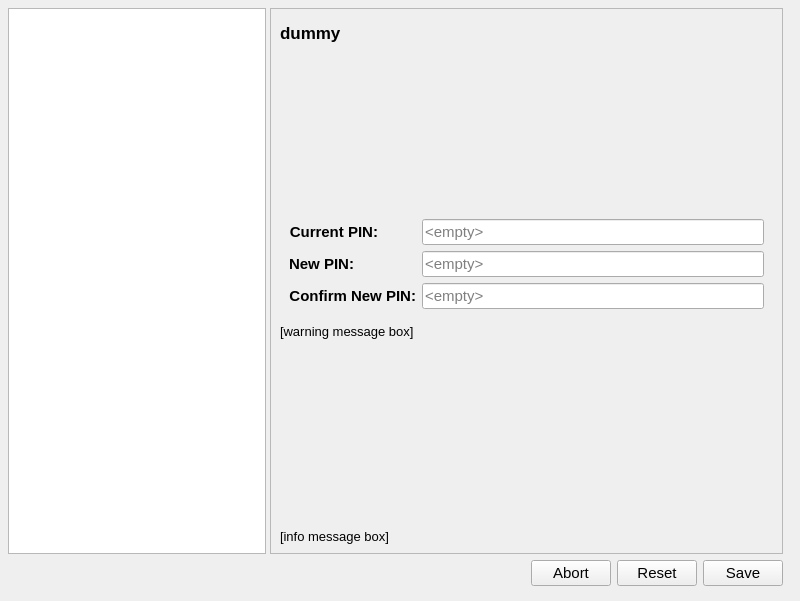
Before: the Qt Designer form nitrokeyapp/ui/settings_tab.ui in Nitrokey/nitrokey-app2, drawn with Qt 5.
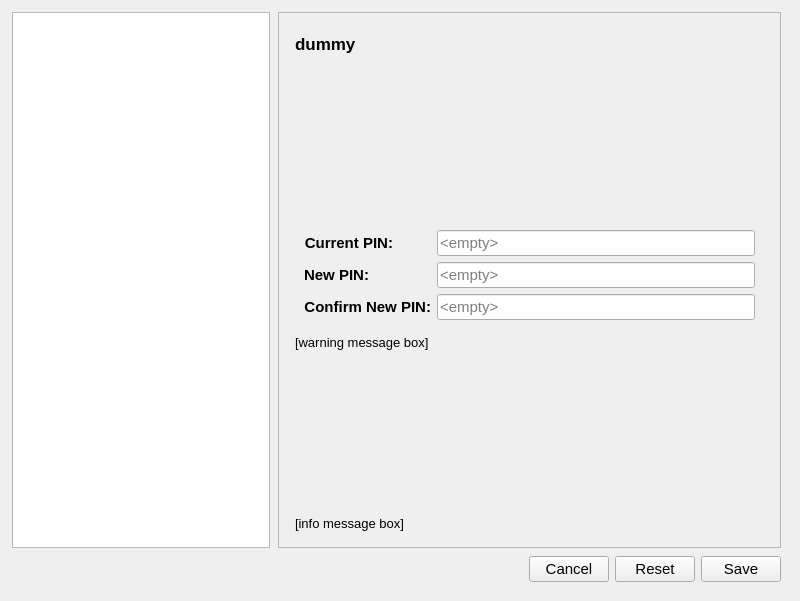
After: the same form once the commit is applied. Icons and pictures are not drawn.

The edit to the form file:
```diff
--- a/nitrokeyapp/ui/settings_tab.ui
+++ b/nitrokeyapp/ui/settings_tab.ui
@@ -43,22 +43,22 @@
       </property>
       <layout class="QGridLayout" name="gridLayout">
        <property name="leftMargin">
-        <number>4</number>
+        <number>8</number>
        </property>
        <property name="topMargin">
-        <number>4</number>
+        <number>8</number>
        </property>
        <property name="rightMargin">
-        <number>6</number>
+        <number>8</number>
        </property>
        <property name="bottomMargin">
-        <number>4</number>
+        <number>8</number>
        </property>
        <property name="horizontalSpacing">
-        <number>4</number>
+        <number>8</number>
        </property>
        <property name="verticalSpacing">
-        <number>6</number>
+        <number>8</number>
        </property>
        <item row="0" column="0">
         <widget class="QTreeWidget" name="settings_tree">
@@ -150,7 +150,7 @@
              </font>
             </property>
             <property name="text">
-             <string>Abort</string>
+             <string>Cancel</string>
             </property>
             <property name="icon">
              <iconset>
@@ -263,6 +263,18 @@
           <enum>QFrame::Shadow::Raised</enum>
          </property>
          <layout class="QVBoxLayout" name="verticalLayout_2">
+          <property name="leftMargin">
+           <number>16</number>
+          </property>
+          <property name="topMargin">
+           <number>16</number>
+          </property>
+          <property name="rightMargin">
+           <number>16</number>
+          </property>
+          <property name="bottomMargin">
+           <number>16</number>
+          </property>
           <item>
            <widget class="QLabel" name="headline_label">
             <property name="sizePolicy">
```
Left out of the diff: 4 changed lines with no effect on the pictures.
